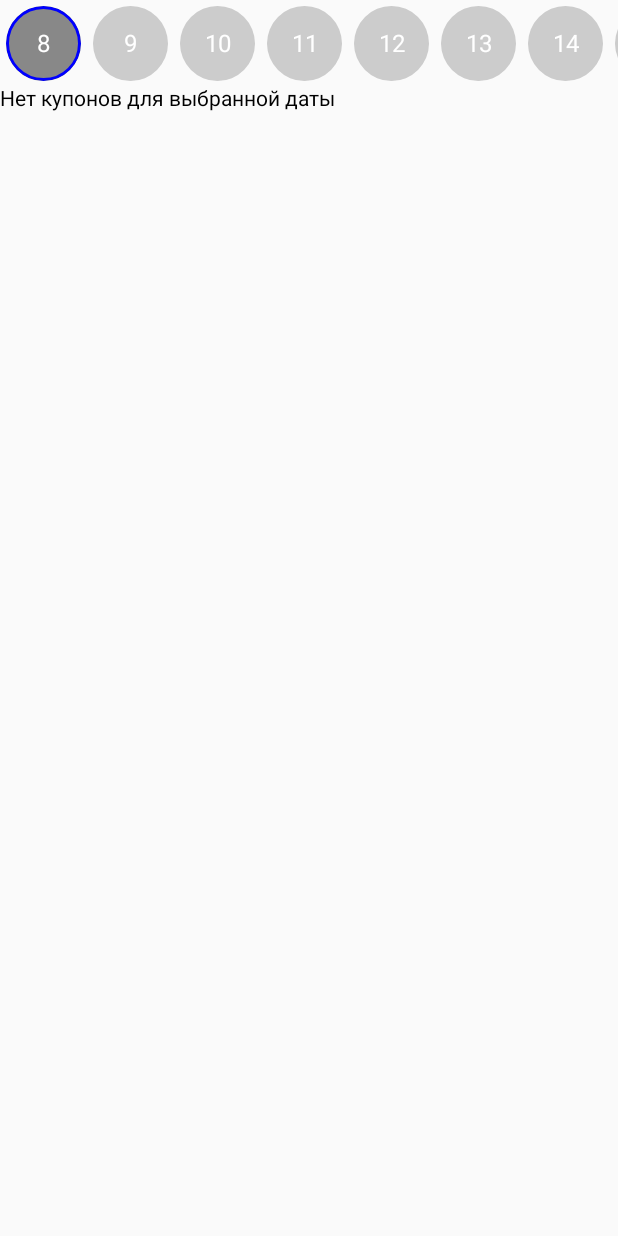
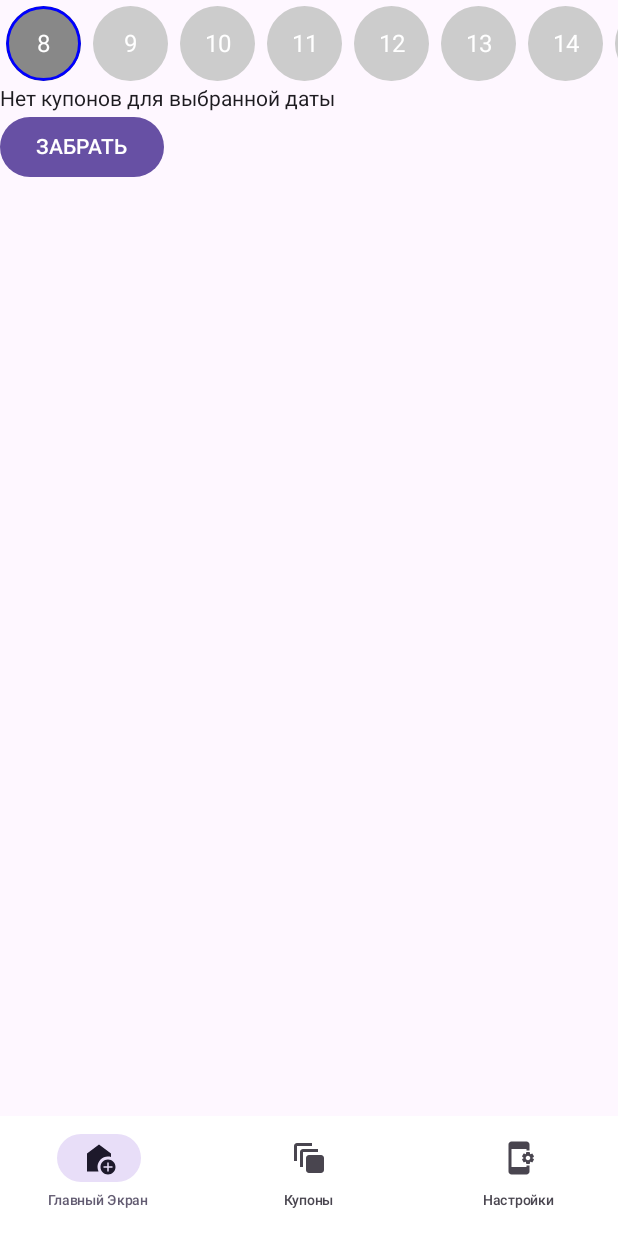
Before and after one commit to DogShoke/DailyCode, an Android app built with Jetpack Compose: the screen it shows after launch (MainActivity), on a phone screen of 412 x 824 dp. Run offline under Robolectric (Android 15) with nearby library versions, the phone set to English and light mode, and no system bars; our stand-ins replace Room's generated code; libraries missing offline, so code that uses them is left out: com.google.firebase.crashlytics; 2 statements that could not run were skipped.

Commit message:
commit 2

```diff
--- a/app/build.gradle.kts
+++ b/app/build.gradle.kts
@@ -48,9 +48,12 @@ dependencies {
 
     implementation("androidx.room:room-runtime:2.6.1")
     implementation(libs.firebase.crashlytics.buildtools)
+    implementation(libs.androidx.navigation.runtime.android)
     kapt("androidx.room:room-compiler:2.6.1")
     implementation("androidx.room:room-ktx:2.6.1")
 
+    implementation("io.coil-kt:coil-compose:2.4.0")
+    implementation("androidx.navigation:navigation-compose:2.9.0")
 
     implementation(libs.androidx.core.ktx)
     implementation(libs.androidx.lifecycle.runtime.ktx)
--- a/app/src/main/java/com/example/dailycode/AppDatabase.kt
+++ b/app/src/main/java/com/example/dailycode/AppDatabase.kt
@@ -1,3 +1,14 @@
+package com.example.dailycode.data
+
+import android.content.Context
+import androidx.room.Database
+import androidx.room.Room
+import androidx.room.RoomDatabase
+import com.example.dailycode.data.Coupon
+import com.example.dailycode.data.CouponDao
+
+//1
+/*
 package com.example.dailycode.data
 
 import android.content.Context
@@ -5,12 +16,40 @@ import androidx.room.Database
 import androidx.room.Room
 import androidx.room.RoomDatabase
 
-@Database(entities = [Coupon::class], version = 1)
+@Database(entities = [Coupon::class], version = 2)
 abstract class AppDatabase : RoomDatabase() {
     abstract fun couponDao(): CouponDao
 
     companion object {
-        @Volatile private var INSTANCE: AppDatabase? = null
+        fun getDatabase(context: Context): AppDatabase {
+                return Room.databaseBuilder(
+                    context.applicationContext,
+                    AppDatabase::class.java,
+                    "coupon_database"
+                ).build()
+
+        }
+    }
+}
+
+*/
+
+
+//2
+/*package com.example.dailycode.data
+
+import android.content.Context
+import androidx.room.Database
+import androidx.room.Room
+import androidx.room.RoomDatabase
+
+@Database(entities = [Coupon::class], version = 3)
+abstract class AppDatabase : RoomDatabase() {
+    abstract fun couponDao(): CouponDao
+
+    companion object {
+        @Volatile
+        private var INSTANCE: AppDatabase? = null
 
         fun getDatabase(context: Context): AppDatabase {
             return INSTANCE ?: synchronized(this) {
@@ -18,10 +57,29 @@ abstract class AppDatabase : RoomDatabase() {
                     context.applicationContext,
                     AppDatabase::class.java,
                     "coupon_database"
-                ).build()
+                )
+                    .fallbackToDestructiveMigration()
+                    .build()
                 INSTANCE = instance
                 instance
             }
         }
     }
+}*/
+
+//3
+@Database(entities = [Coupon::class], version = 3)
+abstract class AppDatabase : RoomDatabase() {
+    abstract fun couponDao(): CouponDao
+
+    companion object {
+        fun getDatabase(context: Context): AppDatabase {
+            return Room.databaseBuilder(
+                context.applicationContext,
+                AppDatabase::class.java,
+                "coupon_database"
+            ).fallbackToDestructiveMigration()
+                .build()
+        }
+    }
 }
--- a/app/src/main/java/com/example/dailycode/CalendarRow.kt
+++ b/app/src/main/java/com/example/dailycode/CalendarRow.kt
@@ -17,7 +17,6 @@ import androidx.compose.ui.graphics.Color
 import androidx.compose.ui.platform.LocalContext
 import androidx.compose.ui.unit.dp
 import androidx.compose.ui.unit.sp
-import com.example.dailycode.data.AppDatabase
 import com.example.dailycode.data.Coupon
 import java.time.LocalDate
 
--- a/app/src/main/java/com/example/dailycode/CouponDao.kt
+++ b/app/src/main/java/com/example/dailycode/CouponDao.kt
@@ -2,6 +2,7 @@ package com.example.dailycode.data
 
 import androidx.room.*
 
+/*
 @Dao
 interface CouponDao {
     @Insert
@@ -15,4 +16,32 @@ interface CouponDao {
 
     @Delete
     suspend fun deleteCoupon(coupon: Coupon)
+
+    @Query("SELECT * FROM coupons WHERE is_claimed = 1")
+    suspend fun getClaimedCoupons(): List<Coupon>
+
+    @Update
+    suspend fun updateCoupon(coupon: Coupon)
+
 }
+*/
+
+@Dao
+interface CouponDao {
+    // уже были:
+    @Query("SELECT * FROM coupons WHERE date = :date LIMIT 1")
+    suspend fun getCouponByDate(date: String): Coupon?
+
+    @Insert(onConflict = OnConflictStrategy.REPLACE)
+    suspend fun insertCoupon(coupon: Coupon)
+
+    @Update
+    suspend fun updateCoupon(coupon: Coupon)
+
+    // новые:
+    @Query("SELECT * FROM coupons WHERE is_claimed = 1")
+    suspend fun getClaimedCoupons(): List<Coupon>
+
+    @Delete
+    suspend fun deleteCoupon(coupon: Coupon)
+}
--- a/app/src/main/java/com/example/dailycode/MainActivity.kt
+++ b/app/src/main/java/com/example/dailycode/MainActivity.kt
@@ -1,16 +1,29 @@
 package com.example.dailycode
 
+import android.media.Image
 import android.os.Build
 import android.os.Bundle
 import androidx.activity.ComponentActivity
 import androidx.activity.compose.setContent
 import androidx.annotation.RequiresApi
+import androidx.compose.foundation.Image
 import androidx.compose.foundation.layout.Column
+import androidx.compose.foundation.layout.fillMaxWidth
+import androidx.compose.foundation.layout.height
+import androidx.compose.foundation.layout.padding
 import androidx.compose.foundation.lazy.LazyColumn
+import androidx.compose.foundation.shape.RoundedCornerShape
 import androidx.compose.material3.Text
 import androidx.compose.runtime.*
+import androidx.compose.ui.Modifier
+import androidx.compose.ui.draw.clip
+import androidx.compose.ui.graphics.ImageBitmap
 import androidx.compose.ui.platform.LocalContext
-import com.example.dailycode.data.AppDatabase
+import androidx.compose.ui.res.imageResource
+import androidx.compose.ui.res.painterResource
+import androidx.compose.ui.unit.dp
+import coil.compose.rememberImagePainter
+import com.example.dailycode.bottom_navigation.MainScreen
 import com.example.dailycode.data.Coupon
 import com.google.gson.Gson
 import com.google.firebase.crashlytics.buildtools.reloc.com.google.common.reflect.TypeToken
@@ -21,67 +34,7 @@ class MainActivity : ComponentActivity() {
     override fun onCreate(savedInstanceState: Bundle?) {
         super.onCreate(savedInstanceState)
         setContent {
-            val context = LocalContext.current
-            var coupon by remember { mutableStateOf<Coupon?>(null) }
-
-            LaunchedEffect(Unit) {
-                val db = AppDatabase.getDatabase(context)
-                val couponDao = db.couponDao()
-
-                // Загружаем JSON из assets
-                val json = context.assets.open("coupons.json").bufferedReader().use { it.readText() }
-
-                // Парсим JSON в список объектов
-                val gson = Gson()
-                val couponListType = object : TypeToken<List<Coupon>>() {}.type
-                val couponsFromJson: List<Coupon> = gson.fromJson(json, couponListType)
-
-                // Сохраняем купоны в базе данных
-                for (coupon in couponsFromJson) {
-                    val exists = couponDao.getCouponByDate(coupon.date)
-                    if (exists == null) {
-                        couponDao.insertCoupon(coupon)
-                    }
-                }
-            }
-
-            val today = remember { LocalDate.now() }
-            var selectedDate by remember { mutableStateOf(today) }
-
-            // Загружаем купон для выбранной даты
-            LaunchedEffect(selectedDate) {
-                val db = AppDatabase.getDatabase(context)
-                val couponDao = db.couponDao()
-                val couponForSelectedDate = couponDao.getCouponByDate(selectedDate.toString())
-                coupon = couponForSelectedDate
-            }
-
-            // Отображаем календарь
-            Column {
-                CalendarRow(
-                    selectedDate = selectedDate,
-                    onDateSelected = { selectedDate = it }
-                )
-
-                // Отображаем купон для выбранной даты
-                coupon?.let {
-                    CouponItem(it)
-                } ?: run {
-                    Text("Нет купонов для выбранной даты")
-                }
-            }
+            MainScreen()
         }
     }
 }
-
-// Функция для отображения информации о купоне
-@Composable
-fun CouponItem(coupon: Coupon) {
-    Column {
-        Text("Store: ${coupon.storeName}")
-        Text("Category: ${coupon.category}")
-        Text("Description: ${coupon.description}")
-        // Здесь можно добавить изображение, если оно есть
-        // Image(painter = rememberImagePainter(coupon.imageUrl), contentDescription = null)
-    }
-}
--- /dev/null
+++ b/app/src/main/java/com/example/dailycode/bottom_navigation/BottomItem.kt
@@ -0,0 +1,9 @@
+package com.example.dailycode.bottom_navigation
+
+import com.example.dailycode.R
+
+sealed class BottomItem(val title: String, val iconId: Int, val route: String){
+    object Screen1: BottomItem("Главный Экран", R.drawable.home, "home")
+    object Screen2: BottomItem("Купоны", R.drawable.coupons, "coupons")
+    object Screen3: BottomItem("Настройки", R.drawable.settings, "settings")
+}
--- /dev/null
+++ b/app/src/main/java/com/example/dailycode/bottom_navigation/BottomNavigation.kt
@@ -0,0 +1,48 @@
+package com.example.dailycode.bottom_navigation
+
+import androidx.compose.material3.Icon
+import androidx.compose.material3.NavigationBarItem
+import androidx.compose.material3.Text
+import androidx.compose.runtime.Composable
+import androidx.compose.runtime.getValue
+import androidx.compose.ui.graphics.Color
+import androidx.compose.ui.res.painterResource
+import androidx.compose.ui.unit.sp
+import androidx.navigation.NavController
+import androidx.navigation.compose.currentBackStackEntryAsState
+
+@Composable
+fun BottomNavigation(
+    navController: NavController
+){
+    val listItems = listOf(
+        BottomItem.Screen1,
+        BottomItem.Screen2,
+        BottomItem.Screen3
+    )
+    androidx.compose.material3.NavigationBar(
+        containerColor = Color.White
+    ){
+        val backStackEntry by navController.currentBackStackEntryAsState()
+        val currentRoute = backStackEntry?.destination?.route
+        listItems.forEach { item ->
+           NavigationBarItem(
+               selected = currentRoute == item.route,
+               onClick = {
+                   navController.navigate(item.route)
+               },
+               icon = {
+                   Icon(painter = painterResource(id = item.iconId),
+                       contentDescription = "Icon" )
+               },
+               label = {
+                   Text(
+                       text = item.title,
+                       fontSize = 9.sp
+                   )
+               }
+           )
+        }
+    }
+
+}
--- /dev/null
+++ b/app/src/main/java/com/example/dailycode/bottom_navigation/MainScreen.kt
@@ -0,0 +1,23 @@
+package com.example.dailycode.bottom_navigation
+
+import android.annotation.SuppressLint
+import android.os.Build
+import androidx.annotation.RequiresApi
+import androidx.compose.material3.Scaffold
+import androidx.compose.runtime.Composable
+import androidx.navigation.NavGraph
+import androidx.navigation.compose.rememberNavController
+
+@RequiresApi(Build.VERSION_CODES.O)
+@SuppressLint("UnusedMaterial3ScaffoldPaddingParameter")
+@Composable
+fun MainScreen(){
+    val navController = rememberNavController()
+    Scaffold(
+        bottomBar = {
+            BottomNavigation(navController = navController)
+        }
+    ) {
+        NavGraph(navHostController = navController)
+    }
+}
--- /dev/null
+++ b/app/src/main/java/com/example/dailycode/bottom_navigation/NavGraph.kt
@@ -0,0 +1,31 @@
+package com.example.dailycode.bottom_navigation
+
+import android.os.Build
+import androidx.annotation.RequiresApi
+import androidx.compose.runtime.Composable
+import androidx.navigation.NavGraph
+import androidx.navigation.NavHostController
+import androidx.navigation.compose.NavHost
+import androidx.navigation.compose.composable
+import com.example.dailycode.screens.HomeScreen
+import com.example.dailycode.screens.MyCouponsScreen
+import com.example.dailycode.screens.SettingsScreen
+import com.example.dailycode.ui.screens.CouponScreen
+
+@RequiresApi(Build.VERSION_CODES.O)
+@Composable
+fun NavGraph(
+    navHostController: NavHostController
+){
+    NavHost(navController = navHostController, startDestination = "home"){
+        composable("home"){
+            HomeScreen()
+        }
+        composable("coupons"){
+            MyCouponsScreen()
+        }
+        composable("settings"){
+            SettingsScreen()
+        }
+    }
+}
--- /dev/null
+++ b/app/src/main/java/com/example/dailycode/screens/HomeScreen.kt
@@ -0,0 +1,118 @@
+package com.example.dailycode.screens
+
+import android.os.Build
+import androidx.annotation.RequiresApi
+import androidx.compose.foundation.Image
+import androidx.compose.foundation.layout.*
+import androidx.compose.foundation.shape.RoundedCornerShape
+import androidx.compose.material3.Button
+import androidx.compose.material3.Text
+import androidx.compose.runtime.*
+import androidx.compose.ui.Modifier
+import androidx.compose.ui.draw.clip
+import androidx.compose.ui.graphics.painter.Painter
+import androidx.compose.ui.platform.LocalContext
+import androidx.compose.ui.res.painterResource
+import androidx.compose.ui.unit.dp
+import com.example.dailycode.CalendarRow
+import com.example.dailycode.data.AppDatabase
+import com.example.dailycode.data.Coupon
+import com.example.dailycode.data.CouponDao
+import com.google.gson.Gson
+import com.google.firebase.crashlytics.buildtools.reloc.com.google.common.reflect.TypeToken
+import kotlinx.coroutines.launch
+import java.time.LocalDate
+
+@RequiresApi(Build.VERSION_CODES.O)
+@Composable
+fun HomeScreen() {
+    val coroutineScope = rememberCoroutineScope()
+
+    val context = LocalContext.current
+    var coupon by remember { mutableStateOf<Coupon?>(null) }
+    // Загрузка JSON и сохранение в базу
+    LaunchedEffect(Unit) {
+        val db = AppDatabase.getDatabase(context)
+        val couponDao = db.couponDao()
+        val json = context.assets.open("coupons.json").bufferedReader().use { it.readText() }
+        val gson = Gson()
+        val type = object : TypeToken<List<Coupon>>() {}.type
+        val coupons: List<Coupon> = gson.fromJson(json, type)
+        for (item in coupons) {
+            if (couponDao.getCouponByDate(item.date) == null) {
+                couponDao.insertCoupon(item)
+            }
+        }
+    }
+
+    val today = remember { LocalDate.now() }
+    var selectedDate by remember { mutableStateOf(today) }
+
+    // Получение купона по дате
+    LaunchedEffect(selectedDate) {
+        val db = AppDatabase.getDatabase(context)
+        val couponDao = db.couponDao()
+        coupon = couponDao.getCouponByDate(selectedDate.toString())
+    }
+
+    Column {
+        CalendarRow(
+            selectedDate = selectedDate,
+            onDateSelected = { selectedDate = it }
+        )
+
+        coupon?.let {
+            CouponItem(it)
+        } ?: Text("Нет купонов для выбранной даты")
+
+
+        Button(onClick = {
+            coupon?.let {
+                if (!it.isClaimed) {
+                    it.isClaimed = true
+                    it.activationCode = generateActivationCode()
+                    coroutineScope.launch {
+                        AppDatabase.getDatabase(context).couponDao().updateCoupon(it)
+                    }
+                }
+            }
+        }) {
+            Text("ЗАБРАТЬ")
+        }
+    }
+
+
+}
+
+@Composable
+fun CouponItem(coupon: Coupon) {
+    val context = LocalContext.current
+    val imageResId = remember(coupon.imageName) {
+        context.resources.getIdentifier(coupon.imageName, "drawable", context.packageName)
+    }
+
+    Column {
+        if (imageResId != 0) {
+            Image(
+                painter = painterResource(id = imageResId),
+                contentDescription = null,
+                modifier = Modifier
+                    .fillMaxWidth()
+                    .height(200.dp)
+                    .padding(start = 16.dp, top = 16.dp, end = 16.dp)
+                    .clip(RoundedCornerShape(16.dp))
+            )
+        }
+        Text("Магазин: ${coupon.storeName}")
+        Text("Категория: ${coupon.category}")
+        Text("${coupon.description}")
+    }
+}
+
+fun generateActivationCode(): String {
+    val chars = "ABCDEFGHIJKLMNOPQRSTUVWXYZ0123456789"
+    return (1..8)
+        .map { chars.random() }
+        .chunked(4)
+        .joinToString(" ") { it.joinToString("") }
+}
--- /dev/null
+++ b/app/src/main/res/drawable/coupons.xml
@@ -0,0 +1,5 @@
+<vector xmlns:android="http://schemas.android.com/apk/res/android" android:height="24dp" android:tint="#000000" android:viewportHeight="24" android:viewportWidth="24" android:width="24dp">
+
+    <path android:fillColor="@android:color/white" android:pathData="M14,2L4,2c-1.11,0 -2,0.9 -2,2v10h2L4,4h10L14,2zM18,6L8,6c-1.11,0 -2,0.9 -2,2v10h2L8,8h10L18,6zM20,10h-8c-1.11,0 -2,0.9 -2,2v8c0,1.1 0.89,2 2,2h8c1.1,0 2,-0.9 2,-2v-8c0,-1.1 -0.9,-2 -2,-2z"/>
+
+</vector>
--- /dev/null
+++ b/app/src/main/res/drawable/home.xml
@@ -0,0 +1,7 @@
+<vector xmlns:android="http://schemas.android.com/apk/res/android" android:height="24dp" android:tint="#000000" android:viewportHeight="24" android:viewportWidth="24" android:width="24dp">
+
+    <path android:fillColor="@android:color/white" android:pathData="M18,11c0.7,0 1.37,0.1 2,0.29V9l-8,-6L4,9v12h7.68C11.25,20.09 11,19.08 11,18C11,14.13 14.13,11 18,11z"/>
+
+    <path android:fillColor="@android:color/white" android:pathData="M18,13c-2.76,0 -5,2.24 -5,5s2.24,5 5,5s5,-2.24 5,-5S20.76,13 18,13zM21,18.5h-2.5V21h-1v-2.5H15v-1h2.5V15h1v2.5H21V18.5z"/>
+
+</vector>
--- /dev/null
+++ b/app/src/main/res/drawable/settings.xml
@@ -0,0 +1,5 @@
+<vector xmlns:android="http://schemas.android.com/apk/res/android" android:height="24dp" android:tint="#000000" android:viewportHeight="24" android:viewportWidth="24" android:width="24dp">
+
+    <path android:fillColor="@android:color/white" android:pathData="M21.81,12.74l-0.82,-0.63v-0.22l0.8,-0.63c0.16,-0.12 0.2,-0.34 0.1,-0.51l-0.85,-1.48c-0.07,-0.13 -0.21,-0.2 -0.35,-0.2 -0.05,0 -0.1,0.01 -0.15,0.03l-0.95,0.38c-0.08,-0.05 -0.11,-0.07 -0.19,-0.11l-0.15,-1.01c-0.03,-0.21 -0.2,-0.36 -0.4,-0.36h-1.71c-0.2,0 -0.37,0.15 -0.4,0.34l-0.14,1.01c-0.03,0.02 -0.07,0.03 -0.1,0.05l-0.09,0.06 -0.95,-0.38c-0.05,-0.02 -0.1,-0.03 -0.15,-0.03 -0.14,0 -0.27,0.07 -0.35,0.2l-0.85,1.48c-0.1,0.17 -0.06,0.39 0.1,0.51l0.8,0.63v0.23l-0.8,0.63c-0.16,0.12 -0.2,0.34 -0.1,0.51l0.85,1.48c0.07,0.13 0.21,0.2 0.35,0.2 0.05,0 0.1,-0.01 0.15,-0.03l0.95,-0.37c0.08,0.05 0.12,0.07 0.2,0.11l0.15,1.01c0.03,0.2 0.2,0.34 0.4,0.34h1.71c0.2,0 0.37,-0.15 0.4,-0.34l0.15,-1.01c0.03,-0.02 0.07,-0.03 0.1,-0.05l0.09,-0.06 0.95,0.38c0.05,0.02 0.1,0.03 0.15,0.03 0.14,0 0.27,-0.07 0.35,-0.2l0.85,-1.48c0.1,-0.17 0.06,-0.39 -0.1,-0.51zM18,13.5c-0.83,0 -1.5,-0.67 -1.5,-1.5s0.67,-1.5 1.5,-1.5 1.5,0.67 1.5,1.5 -0.67,1.5 -1.5,1.5zM17,17h2v4c0,1.1 -0.9,2 -2,2H7c-1.1,0 -2,-0.9 -2,-2V3c0,-1.1 0.9,-2 2,-2h10c1.1,0 2,0.9 2,2v4h-2V6H7v12h10v-1z"/>
+
+</vector>
--- a/gradle/libs.versions.toml
+++ b/gradle/libs.versions.toml
@@ -9,6 +9,7 @@ lifecycleRuntimeKtx = "2.8.7"
 activityCompose = "1.10.1"
 composeBom = "2024.04.01"
 firebaseCrashlyticsBuildtools = "3.0.3"
+navigationRuntimeAndroid = "2.9.0"
 
 [libraries]
 androidx-core-ktx = { group = "androidx.core", name = "core-ktx", version.ref = "coreKtx" }
@@ -26,6 +27,7 @@ androidx-ui-test-manifest = { group = "androidx.compose.ui", name = "ui-test-man
 androidx-ui-test-junit4 = { group = "androidx.compose.ui", name = "ui-test-junit4" }
 androidx-material3 = { group = "androidx.compose.material3", name = "material3" }
 firebase-crashlytics-buildtools = { group = "com.google.firebase", name = "firebase-crashlytics-buildtools", version.ref = "firebaseCrashlyticsBuildtools" }
+androidx-navigation-runtime-android = { group = "androidx.navigation", name = "navigation-runtime-android", version.ref = "navigationRuntimeAndroid" }
 
 [plugins]
 android-application = { id = "com.android.application", version.ref = "agp" }
```
Also changed, not shown: app/src/main/java/com/example/dailycode/Coupon.kt (+10 -5 lines), app/src/main/java/com/example/dailycode/screens/MyCouponsScreen.kt (added, +75 -0 lines), app/src/main/java/com/example/dailycode/screens/SettingsScreen.kt (added, +18 -0 lines), app/src/main/java/com/example/dailycode/ui/theme/CouponScreen.kt (renamed from app/src/main/java/com/example/dailycode/CouponScreen.kt).
